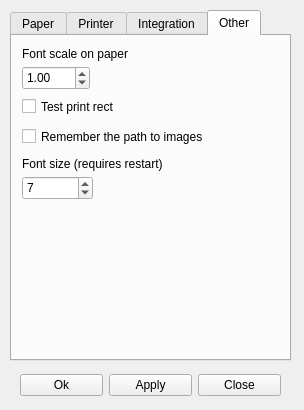
viktand/vap4, file pagesetup.ui: the form before one commit.
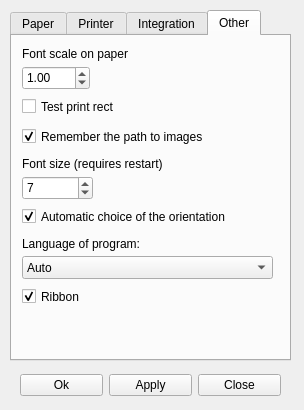
The form after the commit. The open tabs and pages were chosen to show the change. Icons and pictures are not drawn.

Patch:
```diff
--- a/pagesetup.ui
+++ b/pagesetup.ui
@@ -899,6 +899,9 @@
       <property name="text">
        <string>Remember the path to images</string>
       </property>
+      <property name="checked">
+       <bool>true</bool>
+      </property>
      </widget>
      <widget class="QLabel" name="label_25">
       <property name="geometry">
@@ -932,6 +935,76 @@
        <number>7</number>
       </property>
      </widget>
+     <widget class="QCheckBox" name="checkBox_14">
+      <property name="geometry">
+       <rect>
+        <x>10</x>
+        <y>170</y>
+        <width>261</width>
+        <height>21</height>
+       </rect>
+      </property>
+      <property name="text">
+       <string>Automatic choice of the orientation</string>
+      </property>
+      <property name="checked">
+       <bool>true</bool>
+      </property>
+     </widget>
+     <widget class="QComboBox" name="comboBox_4">
+      <property name="geometry">
+       <rect>
+        <x>10</x>
+        <y>220</y>
+        <width>251</width>
+        <height>23</height>
+       </rect>
+      </property>
+      <item>
+       <property name="text">
+        <string>Auto</string>
+       </property>
+      </item>
+      <item>
+       <property name="text">
+        <string>Inglish</string>
+       </property>
+      </item>
+      <item>
+       <property name="text">
+        <string>Russian</string>
+       </property>
+      </item>
+     </widget>
+     <widget class="QLabel" name="label_26">
+      <property name="geometry">
+       <rect>
+        <x>10</x>
+        <y>200</y>
+        <width>151</width>
+        <height>16</height>
+       </rect>
+      </property>
+      <property name="text">
+       <string>Language of program:</string>
+      </property>
+     </widget>
+     <widget class="QCheckBox" name="checkBox_15">
+      <property name="geometry">
+       <rect>
+        <x>10</x>
+        <y>250</y>
+        <width>251</width>
+        <height>21</height>
+       </rect>
+      </property>
+      <property name="text">
+       <string>Ribbon</string>
+      </property>
+      <property name="checked">
+       <bool>true</bool>
+      </property>
+     </widget>
     </widget>
    </widget>
    <widget class="QWidget" name="horizontalLayoutWidget_2">
```
Left out of the diff: 13 changed lines with no effect on the pictures.
